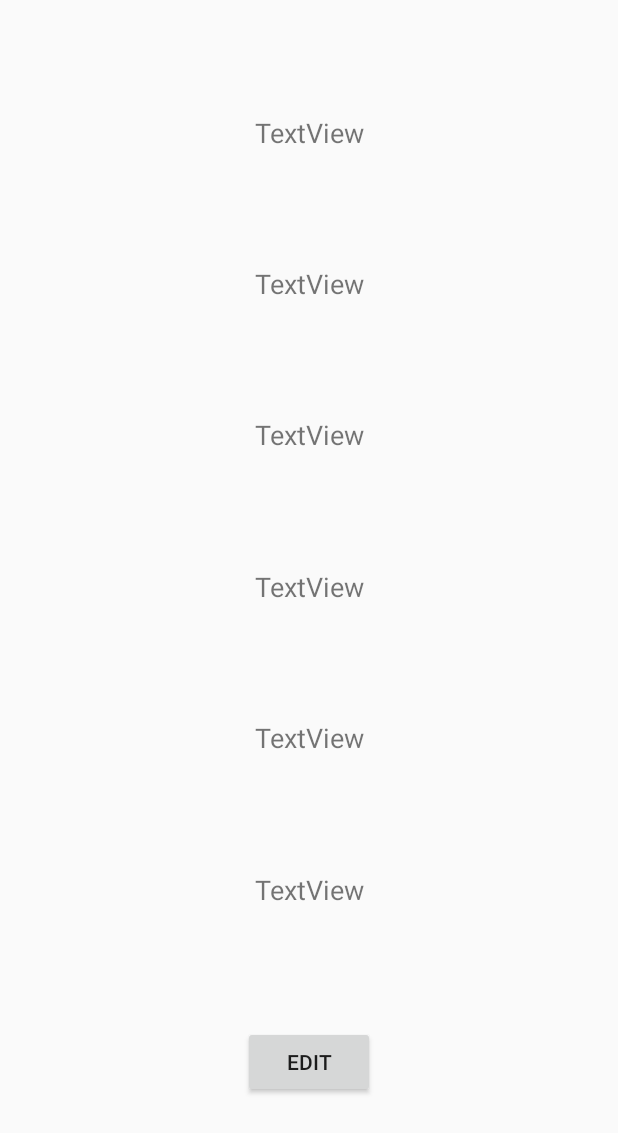
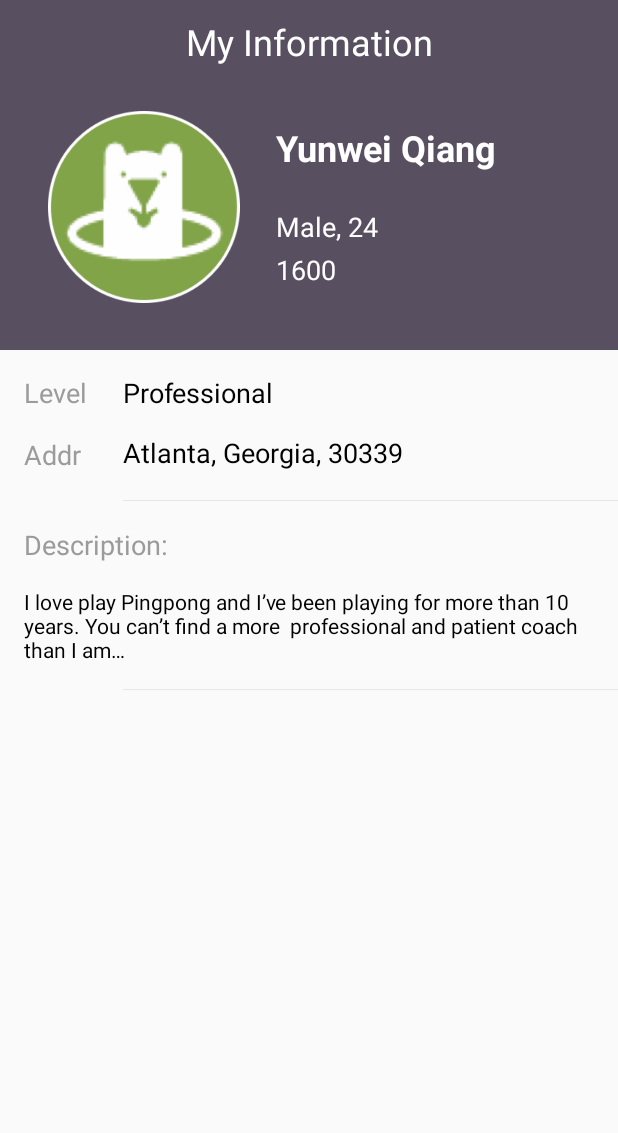
Before and after one commit to Willqiangyw/Pingterest, an Android app: the layout activity_me.xml on its own in the app's theme, with its tools: preview values and no code run, on a phone screen of 412 x 824 dp. Shown: the top 1133 px of the screen. Run offline under Robolectric (Android 15) with nearby library versions, the phone set to English and light mode, and no system bars; Roboto replaces fonts that are not available here.

Commit message:
modifing me page

```diff
--- a/app/src/main/res/layout/activity_me.xml
+++ b/app/src/main/res/layout/activity_me.xml
@@ -6,83 +6,175 @@
     android:layout_height="match_parent"
     tools:context="com.example.yunweiqiang.pingterest.Me">
 
+    <android.support.v7.widget.Toolbar
+        android:id="@+id/toolbarMe"
+        android:layout_width="match_parent"
+        android:layout_height="wrap_content"
+        android:background="@color/colorPrimary"
+        android:minHeight="?attr/actionBarSize"
+        android:theme="?attr/actionBarTheme"
+        app:layout_constraintEnd_toEndOf="parent"
+        app:layout_constraintStart_toStartOf="parent"
+        app:layout_constraintTop_toTopOf="parent">
+
         <TextView
-        android:id="@+id/textViewUserEmail"
+            android:id="@+id/textViewToolbarCoach"
             android:layout_width="wrap_content"
             android:layout_height="wrap_content"
-        android:text="TextView"
-        android:textSize="18sp"
-        app:layout_constraintBottom_toTopOf="@+id/textViewUserName"
-        app:layout_constraintEnd_toEndOf="@+id/textViewUserName"
-        app:layout_constraintStart_toStartOf="@+id/textViewUserName"
-        app:layout_constraintTop_toTopOf="parent" />
+            android:layout_gravity="center"
+            android:text="My Information"
+            android:textColor="@android:color/background_light"
+            android:textSize="24sp" />
+
+    </android.support.v7.widget.Toolbar>
+
+    <android.support.constraint.ConstraintLayout
+        android:id="@+id/constraintLayout3"
+        android:layout_width="match_parent"
+        android:layout_height="177dp"
+        android:background="@color/colorPrimary"
+        app:layout_constraintEnd_toEndOf="parent"
+        app:layout_constraintHorizontal_bias="0.0"
+        app:layout_constraintStart_toStartOf="parent"
+        app:layout_constraintTop_toBottomOf="@+id/toolbarMe">
+
+
+        <ImageView
+            android:id="@+id/imageView"
+            android:layout_width="128dp"
+            android:layout_height="128dp"
+            android:layout_marginBottom="32dp"
+            android:layout_marginStart="32dp"
+            android:layout_marginTop="18dp"
+            app:layout_constraintBottom_toBottomOf="parent"
+            app:layout_constraintStart_toStartOf="parent"
+            app:layout_constraintTop_toTopOf="parent"
+            app:srcCompat="@drawable/avatar_round" />
 
         <TextView
-        android:id="@+id/textViewUserName"
+            android:id="@+id/textViewMyName"
             android:layout_width="wrap_content"
             android:layout_height="wrap_content"
-        android:text="TextView"
-        android:textSize="18sp"
-        app:layout_constraintBottom_toTopOf="@+id/textViewUserAge"
-        app:layout_constraintEnd_toEndOf="@+id/textViewUserAge"
-        app:layout_constraintStart_toStartOf="@+id/textViewUserAge"
-        app:layout_constraintTop_toBottomOf="@+id/textViewUserEmail" />
+            android:layout_marginStart="24dp"
+            android:layout_marginTop="8dp"
+            android:text="Yunwei Qiang"
+            android:textColor="@color/white"
+            android:textSize="24sp"
+            android:textStyle="bold"
+            app:layout_constraintStart_toEndOf="@+id/imageView"
+            app:layout_constraintTop_toTopOf="@+id/imageView" />
 
         <TextView
-        android:id="@+id/textViewUserAge"
+            android:id="@+id/textViewMyGenderAndAge"
             android:layout_width="wrap_content"
             android:layout_height="wrap_content"
-        android:text="TextView"
+            android:layout_marginTop="24dp"
+            android:text="Male, 24"
+            android:textColor="@color/white"
             android:textSize="18sp"
-        app:layout_constraintBottom_toTopOf="@+id/textViewUserGender"
-        app:layout_constraintEnd_toEndOf="@+id/textViewUserGender"
-        app:layout_constraintStart_toStartOf="@+id/textViewUserGender"
-        app:layout_constraintTop_toBottomOf="@+id/textViewUserName" />
+            app:layout_constraintStart_toStartOf="@+id/textViewMyName"
+            app:layout_constraintTop_toBottomOf="@+id/textViewMyName" />
 
         <TextView
-        android:id="@+id/textViewUserGender"
+            android:id="@+id/textViewMyScore"
             android:layout_width="wrap_content"
             android:layout_height="wrap_content"
-        android:text="TextView"
+            android:layout_marginTop="4dp"
+            android:text="1600"
+            android:textColor="@color/white"
             android:textSize="18sp"
-        app:layout_constraintBottom_toTopOf="@+id/textViewUserLevel"
-        app:layout_constraintEnd_toEndOf="@+id/textViewUserLevel"
-        app:layout_constraintStart_toStartOf="@+id/textViewUserLevel"
-        app:layout_constraintTop_toBottomOf="@+id/textViewUserAge" />
+            app:layout_constraintStart_toStartOf="@+id/textViewMyGenderAndAge"
+            app:layout_constraintTop_toBottomOf="@+id/textViewMyGenderAndAge" />
+    </android.support.constraint.ConstraintLayout>
+
 
     <TextView
-        android:id="@+id/textViewUserLevel"
+        android:id="@+id/textViewMyLevel"
         android:layout_width="wrap_content"
         android:layout_height="25dp"
-        android:text="TextView"
+        android:layout_marginStart="16dp"
+        android:layout_marginTop="16dp"
+        android:text="Level"
+        android:textColor="@color/singleItemDescription"
         android:textSize="18sp"
-        app:layout_constraintBottom_toTopOf="@+id/textViewUserCity"
-        app:layout_constraintEnd_toEndOf="@+id/textViewUserCity"
-        app:layout_constraintStart_toStartOf="@+id/textViewUserCity"
-        app:layout_constraintTop_toBottomOf="@+id/textViewUserGender" />
+        app:layout_constraintStart_toStartOf="parent"
+        app:layout_constraintTop_toBottomOf="@+id/constraintLayout3" />
 
     <TextView
-        android:id="@+id/textViewUserCity"
+        android:id="@+id/textViewMyLevel2"
+        android:layout_width="wrap_content"
+        android:layout_height="25dp"
+        android:layout_marginStart="24dp"
+        android:text="Professional"
+        android:textColor="@color/black"
+        android:textSize="18sp"
+        app:layout_constraintBottom_toBottomOf="@+id/textViewMyLevel"
+        app:layout_constraintStart_toEndOf="@+id/textViewMyLevel"
+        app:layout_constraintTop_toTopOf="@+id/textViewMyLevel" />
+
+    <TextView
+        android:id="@+id/textViewMyAddr"
         android:layout_width="wrap_content"
         android:layout_height="27dp"
-        android:text="TextView"
+        android:text="Atlanta, Georgia, 30339"
+        android:textColor="@color/black"
         android:textSize="18sp"
-        app:layout_constraintBottom_toTopOf="@+id/buttonEdit"
-        app:layout_constraintEnd_toEndOf="@+id/buttonEdit"
-        app:layout_constraintStart_toStartOf="@+id/buttonEdit"
-        app:layout_constraintTop_toBottomOf="@+id/textViewUserLevel" />
+        app:layout_constraintBottom_toBottomOf="@+id/textViewMyAddr2"
+        app:layout_constraintStart_toStartOf="@+id/textViewMyLevel2"
+        app:layout_constraintTop_toTopOf="@+id/textViewMyAddr2" />
 
-    <Button
-        android:id="@+id/buttonEdit"
+    <TextView
+        android:id="@+id/textViewMyAddr2"
         android:layout_width="wrap_content"
         android:layout_height="wrap_content"
-        android:layout_marginBottom="16dp"
-        android:onClick="edit"
-        android:text="@string/edit"
-        app:layout_constraintBottom_toBottomOf="parent"
-        app:layout_constraintHorizontal_bias="0.5"
-        app:layout_constraintLeft_toLeftOf="parent"
-        app:layout_constraintRight_toRightOf="parent"
-        app:layout_constraintTop_toBottomOf="@+id/textViewUserCity" />
+        android:layout_marginTop="16dp"
+        android:text="Addr"
+        android:textColor="@color/singleItemDescription"
+        android:textSize="18sp"
+        app:layout_constraintStart_toStartOf="@+id/textViewMyLevel"
+        app:layout_constraintTop_toBottomOf="@+id/textViewMyLevel" />
+
+    <ImageView
+        android:id="@+id/imageView4"
+        android:layout_width="0dp"
+        android:layout_height="wrap_content"
+        android:layout_marginTop="16dp"
+        app:layout_constraintStart_toStartOf="@+id/textViewMyAddr"
+        app:layout_constraintTop_toBottomOf="@+id/textViewMyAddr"
+        app:layout_constraintEnd_toEndOf="parent"
+        app:srcCompat="@drawable/line" />
+
+    <TextView
+        android:id="@+id/textViewMyDesc"
+        android:layout_width="wrap_content"
+        android:layout_height="wrap_content"
+        android:layout_marginTop="16dp"
+        android:text="Description:"
+        android:textColor="@color/singleItemDescription"
+        android:textSize="18sp"
+        app:layout_constraintStart_toStartOf="@+id/textViewMyAddr2"
+        app:layout_constraintTop_toBottomOf="@+id/imageView4" />
+
+    <TextView
+        android:id="@+id/textViewMyDesc2"
+        android:layout_width="0dp"
+        android:layout_height="wrap_content"
+        android:layout_marginTop="16dp"
+        android:text="I love play Pingpong and I’ve been playing for more than 10 years. You can’t find a more  professional and patient coach than I am…"
+        android:textColor="@color/black"
+        app:layout_constraintEnd_toEndOf="parent"
+        app:layout_constraintStart_toStartOf="@+id/textViewMyDesc"
+        app:layout_constraintTop_toBottomOf="@+id/textViewMyDesc" />
+
+    <ImageView
+        android:id="@+id/imageView5"
+        android:layout_width="0dp"
+        android:layout_height="wrap_content"
+        android:layout_marginTop="16dp"
+        app:layout_constraintEnd_toEndOf="parent"
+        app:layout_constraintHorizontal_bias="0.0"
+        app:layout_constraintStart_toStartOf="@+id/textViewMyAddr"
+        app:layout_constraintTop_toBottomOf="@+id/textViewMyDesc2"
+        app:srcCompat="@drawable/line" />
 
 </android.support.constraint.ConstraintLayout>
--- a/app/src/main/res/values/colors.xml
+++ b/app/src/main/res/values/colors.xml
@@ -15,6 +15,7 @@
     <color name="chatBlue">#09278F</color>
     <color name="bg">#EBEBEB</color>
 
+    <color name="floatButton">#FF6A93</color>
 
 
     <!--<color name="colorAccent">#634f56</color>-->
```
Also changed, not shown: app/src/main/java/com/example/yunweiqiang/pingterest/Main2Activity.java (+45 -1 lines), app/src/main/java/com/example/yunweiqiang/pingterest/Me.java (+36 -25 lines), app/src/main/res/layout/app_bar_main2.xml (+15 -2 lines), app/src/main/res/drawable/avatar_round.png (added), app/src/main/res/drawable/float_button.png (added), app/src/main/res/drawable/ic_pencil.png (added), app/src/main/res/drawable/line.png (added). Lines whose indentation alone changed are shown as unchanged.
